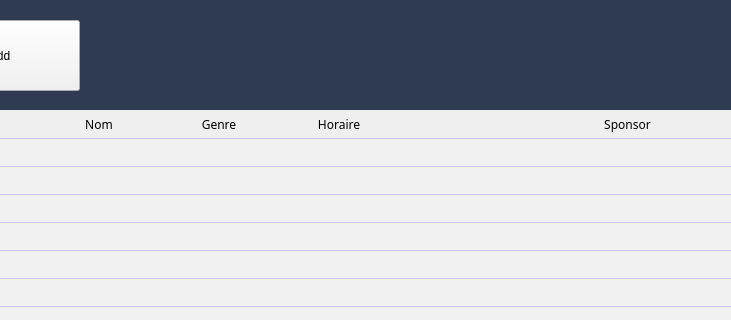
The window that emission.ui (HyperDarkmoon/TVEmpire) describes before a commit, drawn with Qt 5; both pictures show x 91 to 822 and y 0 to 320 of the 972 by 560 pixel window.
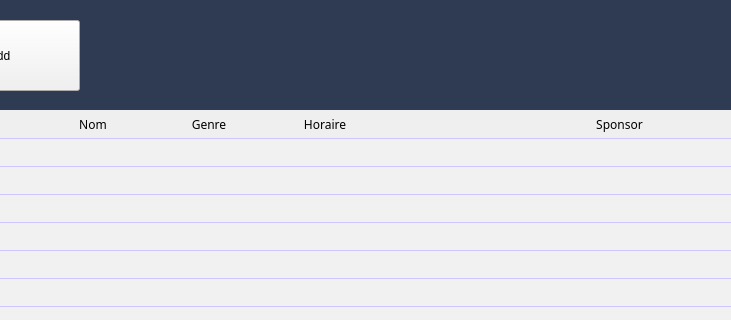
The same window after the commit. Icons and pictures are not drawn.

Patch:
```diff
--- a/emission.ui
+++ b/emission.ui
@@ -264,7 +264,7 @@
      <number>50</number>
     </attribute>
     <attribute name="horizontalHeaderDefaultSectionSize">
-     <number>120</number>
+     <number>116</number>
     </attribute>
     <attribute name="horizontalHeaderStretchLastSection">
      <bool>true</bool>
@@ -287,106 +287,26 @@
     <attribute name="verticalHeaderStretchLastSection">
      <bool>false</bool>
     </attribute>
-    <row>
-     <property name="text">
-      <string>New Row</string>
-     </property>
-    </row>
-    <row>
-     <property name="text">
-      <string>New Row</string>
-     </property>
-    </row>
-    <row>
-     <property name="text">
-      <string>New Row</string>
-     </property>
-    </row>
-    <row>
-     <property name="text">
-      <string>New Row</string>
-     </property>
-    </row>
-    <row>
-     <property name="text">
-      <string>New Row</string>
-     </property>
-    </row>
-    <row>
-     <property name="text">
-      <string>New Row</string>
-     </property>
-    </row>
-    <row>
-     <property name="text">
-      <string>New Row</string>
-     </property>
-    </row>
-    <row>
-     <property name="text">
-      <string>New Row</string>
-     </property>
-    </row>
-    <row>
-     <property name="text">
-      <string>New Row</string>
-     </property>
-    </row>
-    <row>
-     <property name="text">
-      <string>New Row</string>
-     </property>
-    </row>
-    <row>
-     <property name="text">
-      <string>New Row</string>
-     </property>
-    </row>
-    <row>
-     <property name="text">
-      <string>New Row</string>
-     </property>
-    </row>
-    <row>
-     <property name="text">
-      <string>New Row</string>
-     </property>
-    </row>
-    <row>
-     <property name="text">
-      <string>New Row</string>
-     </property>
-    </row>
-    <row>
-     <property name="text">
-      <string>New Row</string>
-     </property>
-    </row>
-    <row>
-     <property name="text">
-      <string>New Row</string>
-     </property>
-    </row>
-    <row>
-     <property name="text">
-      <string>New Row</string>
-     </property>
-    </row>
-    <row>
-     <property name="text">
-      <string>New Row</string>
-     </property>
-    </row>
-    <row>
-     <property name="text">
-      <string>New Row</string>
-     </property>
-    </row>
-    <row>
-     <property name="text">
-      <string>2</string>
-     </property>
-    </row>
+    <row/>
+    <row/>
+    <row/>
+    <row/>
+    <row/>
+    <row/>
+    <row/>
+    <row/>
+    <row/>
+    <row/>
+    <row/>
+    <row/>
+    <row/>
+    <row/>
+    <row/>
+    <row/>
+    <row/>
+    <row/>
+    <row/>
+    <row/>
     <column>
      <property name="text">
       <string>ID</string>
@@ -421,11 +341,6 @@
       <string>Sponsor</string>
      </property>
     </column>
-    <item row="19" column="0">
-     <property name="text">
-      <string/>
-     </property>
-    </item>
    </widget>
    <widget class="QPushButton" name="add_btn_2">
     <property name="geometry">
```
Left out of the diff: 57 changed lines with no effect on the pictures.
